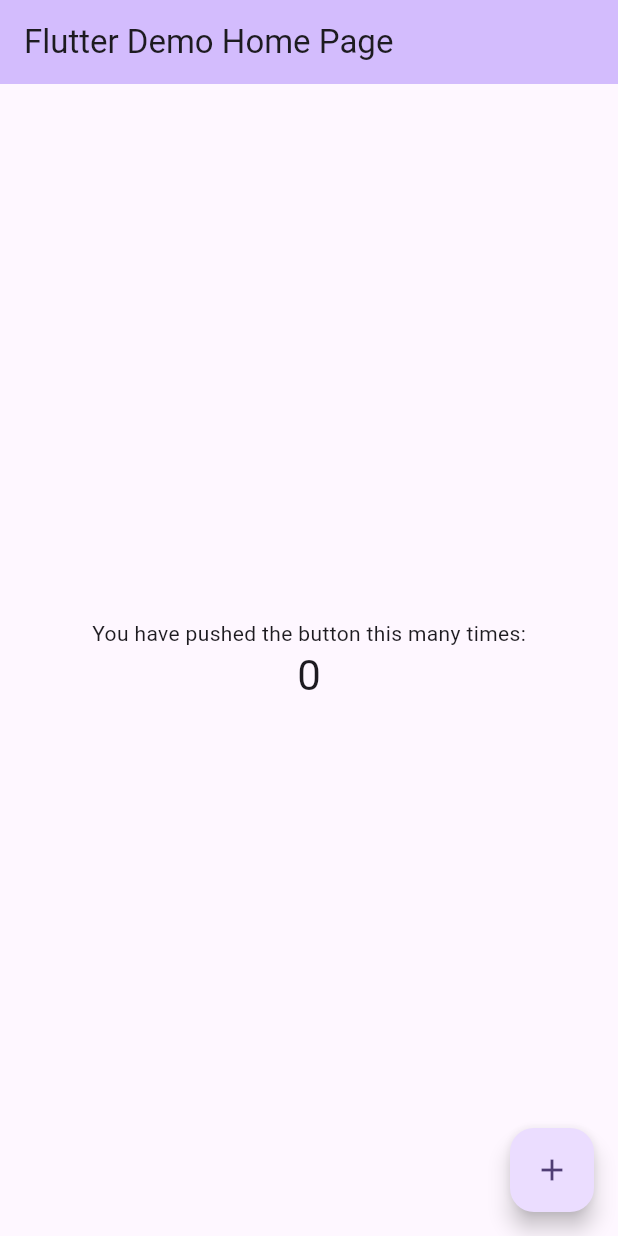
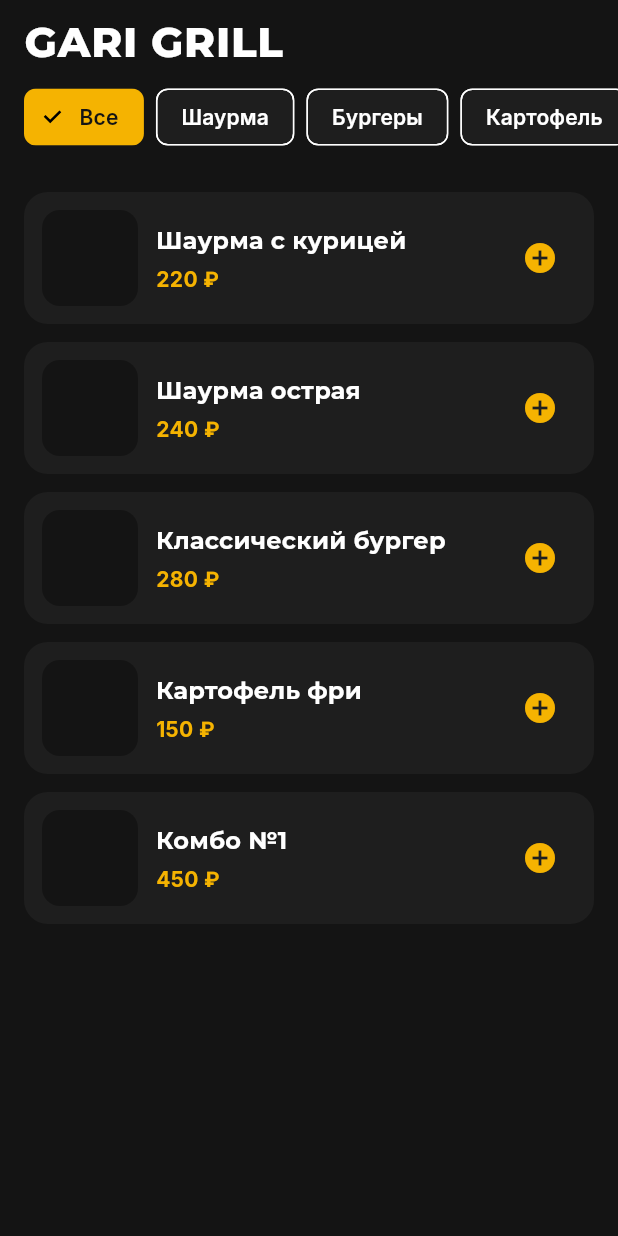
Before and after one commit to VladimirShi136/food_order_app, a Flutter app: the screen it shows after launch, on a phone screen of 412 x 824 dp. Run offline on Flutter 3.47's test engine with Material 3 defaults, Android fonts, the phone set to English and light mode, and no system bars; our stand-ins replace google_fonts.

Commit message:
Add dark theme and catalog screen with category filter

```diff
--- a/lib/main.dart
+++ b/lib/main.dart
@@ -1,4 +1,7 @@
 import 'package:flutter/material.dart';
+
+import 'theme/app_theme.dart';
+import 'screens/catalog_screen.dart';
 
 void main() {
   runApp(const MyApp());
@@ -7,116 +10,12 @@ void main() {
 class MyApp extends StatelessWidget {
   const MyApp({super.key});
 
-  // This widget is the root of your application.
   @override
   Widget build(BuildContext context) {
     return MaterialApp(
-      title: 'Flutter Demo',
-      theme: ThemeData(
-        // This is the theme of your application.
-        //
-        // TRY THIS: Try running your application with "flutter run". You'll see
-        // the application has a purple toolbar. Then, without quitting the app,
-        // try changing the seedColor in the colorScheme below to Colors.green
-        // and then invoke "hot reload" (save your changes or press the "hot
-        // reload" button in a Flutter-supported IDE, or press "r" if you used
-        // the command line to start the app).
-        //
-        // Notice that the counter didn't reset back to zero; the application
-        // state is not lost during the reload. To reset the state, use hot
-        // restart instead.
-        //
-        // This works for code too, not just values: Most code changes can be
-        // tested with just a hot reload.
-        colorScheme: .fromSeed(seedColor: Colors.deepPurple),
-      ),
-      home: const MyHomePage(title: 'Flutter Demo Home Page'),
+      title: 'Gari Grill',
+      theme: appTheme,
+      home: const CatalogScreen(),
     );
   }
 }
-
-class MyHomePage extends StatefulWidget {
-  const MyHomePage({super.key, required this.title});
-
-  // This widget is the home page of your application. It is stateful, meaning
-  // that it has a State object (defined below) that contains fields that affect
-  // how it looks.
-
-  // This class is the configuration for the state. It holds the values (in this
-  // case the title) provided by the parent (in this case the App widget) and
-  // used by the build method of the State. Fields in a Widget subclass are
-  // always marked "final".
-
-  final String title;
-
-  @override
-  State<MyHomePage> createState() => _MyHomePageState();
-}
-
-class _MyHomePageState extends State<MyHomePage> {
-  int _counter = 0;
-
-  void _incrementCounter() {
-    setState(() {
-      // This call to setState tells the Flutter framework that something has
-      // changed in this State, which causes it to rerun the build method below
-      // so that the display can reflect the updated values. If we changed
-      // _counter without calling setState(), then the build method would not be
-      // called again, and so nothing would appear to happen.
-      _counter++;
-    });
-  }
-
-  @override
-  Widget build(BuildContext context) {
-    // This method is rerun every time setState is called, for instance as done
-    // by the _incrementCounter method above.
-    //
-    // The Flutter framework has been optimized to make rerunning build methods
-    // fast, so that you can just rebuild anything that needs updating rather
-    // than having to individually change instances of widgets.
-    return Scaffold(
-      appBar: AppBar(
-        // TRY THIS: Try changing the color here to a specific color (to
-        // Colors.amber, perhaps?) and trigger a hot reload to see the AppBar
-        // change color while the other colors stay the same.
-        backgroundColor: Theme.of(context).colorScheme.inversePrimary,
-        // Here we take the value from the MyHomePage object that was created by
-        // the App.build method, and use it to set our appbar title.
-        title: Text(widget.title),
-      ),
-      body: Center(
-        // Center is a layout widget. It takes a single child and positions it
-        // in the middle of the parent.
-        child: Column(
-          // Column is also a layout widget. It takes a list of children and
-          // arranges them vertically. By default, it sizes itself to fit its
-          // children horizontally, and tries to be as tall as its parent.
-          //
-          // Column has various properties to control how it sizes itself and
-          // how it positions its children. Here we use mainAxisAlignment to
-          // center the children vertically; the main axis here is the vertical
-          // axis because Columns are vertical (the cross axis would be
-          // horizontal).
-          //
-          // TRY THIS: Invoke "debug painting" (choose the "Toggle Debug Paint"
-          // action in the IDE, or press "p" in the console), to see the
-          // wireframe for each widget.
-          mainAxisAlignment: .center,
-          children: [
-            const Text('You have pushed the button this many times:'),
-            Text(
-              '$_counter',
-              style: Theme.of(context).textTheme.headlineMedium,
-            ),
-          ],
-        ),
-      ),
-      floatingActionButton: FloatingActionButton(
-        onPressed: _incrementCounter,
-        tooltip: 'Increment',
-        child: const Icon(Icons.add),
-      ),
-    );
-  }
-}
--- /dev/null
+++ b/lib/models/dish.dart
@@ -0,0 +1,55 @@
+class Dish {
+  final String id;
+  final String name;
+  final String category;
+  final double price;
+  final String imageUrl;
+
+  const Dish({
+    required this.id,
+    required this.name,
+    required this.category,
+    required this.price,
+    required this.imageUrl,
+  });
+}
+
+final List<String> categories = [
+  'Все',
+  'Шаурма',
+  'Бургеры',
+  'Картофель',
+  'Комбо',
+];
+
+final List<Dish> sampleDishes = [
+  Dish(
+    id: '1',
+    name: 'Шаурма с курицей',
+    category: 'Шаурма',
+    price: 220,
+    imageUrl: '',
+  ),
+  Dish(
+    id: '2',
+    name: 'Шаурма острая',
+    category: 'Шаурма',
+    price: 240,
+    imageUrl: '',
+  ),
+  Dish(
+    id: '3',
+    name: 'Классический бургер',
+    category: 'Бургеры',
+    price: 280,
+    imageUrl: '',
+  ),
+  Dish(
+    id: '4',
+    name: 'Картофель фри',
+    category: 'Картофель',
+    price: 150,
+    imageUrl: '',
+  ),
+  Dish(id: '5', name: 'Комбо №1', category: 'Комбо', price: 450, imageUrl: ''),
+];
--- /dev/null
+++ b/lib/screens/catalog_screen.dart
@@ -0,0 +1,118 @@
+import 'package:flutter/material.dart';
+
+import '../theme/app_theme.dart';
+import '../models/dish.dart';
+
+class CatalogScreen extends StatefulWidget {
+  const CatalogScreen({super.key});
+
+  @override
+  State<CatalogScreen> createState() => _CatalogScreenState();
+}
+
+class _CatalogScreenState extends State<CatalogScreen> {
+  String selectedCategory = 'Все';
+
+  @override
+  Widget build(BuildContext context) {
+    final filtered = selectedCategory == 'Все'
+        ? sampleDishes
+        : sampleDishes.where((d) => d.category == selectedCategory).toList();
+
+    return Scaffold(
+      appBar: AppBar(
+        title: Text(
+          'GARI GRILL',
+          style: Theme.of(context).textTheme.headlineMedium,
+        ),
+      ),
+      body: Column(
+        children: [
+          SizedBox(
+            height: 44,
+            child: ListView.separated(
+              scrollDirection: Axis.horizontal,
+              padding: const EdgeInsets.symmetric(horizontal: 16),
+              itemCount: categories.length,
+              separatorBuilder: (_, __) => const SizedBox(width: 8),
+              itemBuilder: (context, index) {
+                final cat = categories[index];
+                final isSelected = cat == selectedCategory;
+                return ChoiceChip(
+                  label: Text(cat),
+                  selected: isSelected,
+                  onSelected: (_) => setState(() => selectedCategory = cat),
+                  backgroundColor: AppColors.surface,
+                  selectedColor: AppColors.primary,
+                  labelStyle: TextStyle(
+                    color: isSelected
+                        ? AppColors.background
+                        : AppColors.textPrimary,
+                    fontWeight: FontWeight.w600,
+                  ),
+                );
+              },
+            ),
+          ),
+          const SizedBox(height: 12),
+          Expanded(
+            child: ListView.builder(
+              padding: const EdgeInsets.all(16),
+              itemCount: filtered.length,
+              itemBuilder: (context, index) {
+                final dish = filtered[index];
+                return Container(
+                  margin: const EdgeInsets.only(bottom: 12),
+                  padding: const EdgeInsets.all(12),
+                  decoration: BoxDecoration(
+                    color: AppColors.surface,
+                    borderRadius: BorderRadius.circular(16),
+                  ),
+                  child: Row(
+                    children: [
+                      Container(
+                        width: 64,
+                        height: 64,
+                        decoration: BoxDecoration(
+                          color: AppColors.background,
+                          borderRadius: BorderRadius.circular(12),
+                        ),
+                      ),
+                      const SizedBox(width: 12),
+                      Expanded(
+                        child: Column(
+                          crossAxisAlignment: CrossAxisAlignment.start,
+                          children: [
+                            Text(
+                              dish.name,
+                              style: Theme.of(context).textTheme.titleMedium,
+                            ),
+                            const SizedBox(height: 4),
+                            Text(
+                              '${dish.price.toStringAsFixed(0)} ₽',
+                              style: TextStyle(
+                                color: AppColors.primary,
+                                fontWeight: FontWeight.bold,
+                              ),
+                            ),
+                          ],
+                        ),
+                      ),
+                      IconButton(
+                        icon: const Icon(
+                          Icons.add_circle,
+                          color: AppColors.primary,
+                        ),
+                        onPressed: () {},
+                      ),
+                    ],
+                  ),
+                );
+              },
+            ),
+          ),
+        ],
+      ),
+    );
+  }
+}
--- /dev/null
+++ b/lib/theme/app_theme.dart
@@ -0,0 +1,48 @@
+import 'package:flutter/material.dart';
+import 'package:google_fonts/google_fonts.dart';
+
+class AppColors {
+  static const background = Color(0xFF141414);
+  static const surface = Color(0xFF1E1E1E);
+  static const primary = Color(0xFFF5B301);
+  static const accent = Color(0xFFD98E04);
+  static const textPrimary = Color(0xFFFFFFFF);
+  static const textSecondary = Color(0xFFB0B0B0);
+}
+
+final ThemeData appTheme = ThemeData(
+  scaffoldBackgroundColor: AppColors.background,
+  colorScheme: ColorScheme.dark(
+    primary: AppColors.primary,
+    secondary: AppColors.accent,
+    surface: AppColors.surface,
+  ),
+  textTheme: TextTheme(
+    headlineMedium: GoogleFonts.montserrat(
+      fontWeight: FontWeight.w800,
+      color: AppColors.textPrimary,
+      letterSpacing: 0.5,
+    ),
+    titleMedium: GoogleFonts.montserrat(
+      fontWeight: FontWeight.w700,
+      color: AppColors.textPrimary,
+    ),
+    bodyMedium: GoogleFonts.inter(color: AppColors.textSecondary),
+    labelLarge: GoogleFonts.inter(
+      fontWeight: FontWeight.w600,
+      color: AppColors.background,
+    ),
+  ),
+  elevatedButtonTheme: ElevatedButtonThemeData(
+    style: ElevatedButton.styleFrom(
+      backgroundColor: AppColors.primary,
+      foregroundColor: AppColors.background,
+      shape: RoundedRectangleBorder(borderRadius: BorderRadius.circular(12)),
+      padding: const EdgeInsets.symmetric(vertical: 14, horizontal: 20),
+    ),
+  ),
+  appBarTheme: const AppBarTheme(
+    backgroundColor: AppColors.background,
+    elevation: 0,
+  ),
+);
--- a/pubspec.yaml
+++ b/pubspec.yaml
@@ -34,6 +34,8 @@ dependencies:
   # The following adds the Cupertino Icons font to your application.
   # Use with the CupertinoIcons class for iOS style icons.
   cupertino_icons: ^1.0.8
+  google_fonts: ^6.2.1
+  cached_network_image: ^3.4.1
 
 dev_dependencies:
   flutter_test:
```
Also changed, not shown: pubspec.lock.
